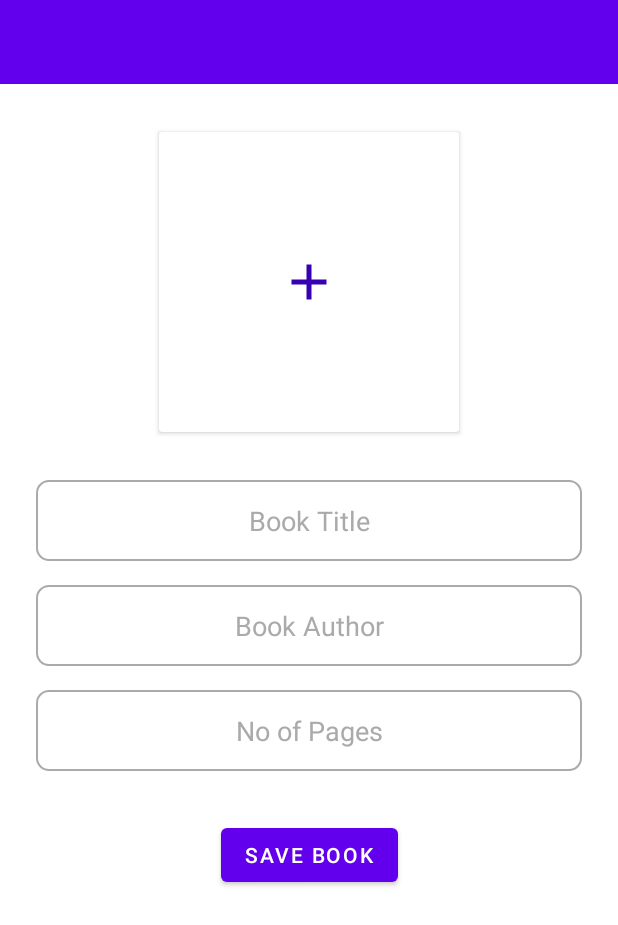
After one commit to emineinan/ReadingHabitTracker, an Android app: the fragment AddBookFragment placed in its activity, on a phone screen of 412 x 824 dp. The commit adds this screen. Shown: the top 925 px of the screen. Run offline under Robolectric (Android 15) with nearby library versions, the phone set to English and light mode, and no system bars; our stand-ins replace Dagger/Hilt's generated code, navigation-ui; libraries missing offline, so code that uses them is left out: com.huawei.agconnect; 5 statements that could not run were skipped.

Commit message:
Create Add Book Screen

```diff
--- /dev/null
+++ b/app/src/main/java/com/hms/readinghabittracker/ui/addingbook/AddBookFragment.kt
@@ -0,0 +1,17 @@
+package com.hms.readinghabittracker.ui.addingbook
+
+import androidx.fragment.app.viewModels
+import androidx.navigation.fragment.navArgs
+import com.hms.readinghabittracker.base.BaseFragment
+import com.hms.readinghabittracker.databinding.FragmentAddBookBinding
+
+class AddBookFragment :
+    BaseFragment<FragmentAddBookBinding, AddBookViewModel>(FragmentAddBookBinding::inflate) {
+
+    override val viewModel: AddBookViewModel by viewModels()
+    private val args: AddBookFragmentArgs by navArgs()
+
+    override fun setupUi() {
+        binding.toolbarAddBook.title = args.collectionName
+    }
+}
--- /dev/null
+++ b/app/src/main/java/com/hms/readinghabittracker/ui/addingbook/AddBookViewModel.kt
@@ -0,0 +1,9 @@
+package com.hms.readinghabittracker.ui.addingbook
+
+import androidx.lifecycle.ViewModel
+import dagger.hilt.android.lifecycle.HiltViewModel
+import javax.inject.Inject
+
+@HiltViewModel
+class AddBookViewModel @Inject constructor() : ViewModel() {
+}
--- a/app/src/main/java/com/hms/readinghabittracker/ui/mybooks/MyBooksFragment.kt
+++ b/app/src/main/java/com/hms/readinghabittracker/ui/mybooks/MyBooksFragment.kt
@@ -43,10 +43,6 @@ class MyBooksFragment() :
 
     override fun onOptionsItemSelected(item: MenuItem): Boolean {
         return when (item.itemId) {
-            R.id.action_add -> {
-                // Navigate to Add Book Fragment
-                true
-            }
             R.id.action_collections -> {
                 findNavController().navigate(R.id.action_myBooksFragment_to_collectionsFragment)
                 true
--- a/app/src/main/java/com/hms/readinghabittracker/ui/mybooks/adapter/MyBooksAdapter.kt
+++ b/app/src/main/java/com/hms/readinghabittracker/ui/mybooks/adapter/MyBooksAdapter.kt
@@ -4,11 +4,14 @@ import android.annotation.SuppressLint
 import android.view.LayoutInflater
 import android.view.View
 import android.view.ViewGroup
+import androidx.navigation.Navigation
+import androidx.navigation.Navigation.findNavController
 import androidx.recyclerview.widget.RecyclerView
 import com.hms.readinghabittracker.R
 import com.hms.readinghabittracker.data.model.Collection
 import com.hms.readinghabittracker.data.model.CollectionUIModel
 import com.hms.readinghabittracker.databinding.MyBooksItemBinding
+import com.hms.readinghabittracker.ui.mybooks.MyBooksFragmentDirections
 
 class MyBooksAdapter() :  //Parent Adapter
     RecyclerView.Adapter<MyBooksAdapter.MyBooksViewHolder>() {
@@ -30,6 +33,11 @@ class MyBooksAdapter() :  //Parent Adapter
             textViewCollectionName.text = collection.name
             val booksAdapter = BookAdapter(collection.books)
             recyclerViewBooks.adapter = booksAdapter
+            imageViewAdd.setOnClickListener {
+                val action =
+                    MyBooksFragmentDirections.actionMyBooksFragmentToAddBookFragment(collection.name)
+                findNavController(imageViewAdd).navigate(action)
+            }
         }
     }
 
--- /dev/null
+++ b/app/src/main/res/layout/fragment_add_book.xml
@@ -0,0 +1,124 @@
+<?xml version="1.0" encoding="utf-8"?>
+<androidx.constraintlayout.widget.ConstraintLayout xmlns:android="http://schemas.android.com/apk/res/android"
+    xmlns:app="http://schemas.android.com/apk/res-auto"
+    xmlns:tools="http://schemas.android.com/tools"
+    android:layout_width="match_parent"
+    android:layout_height="match_parent"
+    tools:context=".ui.addingbook.AddBookFragment">
+
+    <androidx.appcompat.widget.Toolbar
+        android:id="@+id/toolbarAddBook"
+        android:layout_width="match_parent"
+        android:layout_height="wrap_content"
+        android:background="?attr/colorPrimary"
+        android:minHeight="?attr/actionBarSize"
+        android:theme="?attr/actionBarTheme"
+        app:layout_constraintEnd_toEndOf="parent"
+        app:layout_constraintStart_toStartOf="parent"
+        app:layout_constraintTop_toTopOf="parent" />
+
+    <androidx.cardview.widget.CardView
+        android:id="@+id/cardView"
+        android:layout_width="200dp"
+        android:layout_height="200dp"
+        android:layout_marginTop="32dp"
+        android:elevation="10dp"
+        app:layout_constraintEnd_toEndOf="parent"
+        app:layout_constraintStart_toStartOf="parent"
+        app:layout_constraintTop_toBottomOf="@+id/toolbarAddBook">
+
+        <androidx.constraintlayout.widget.ConstraintLayout
+            android:layout_width="match_parent"
+            android:layout_height="match_parent">
+
+            <ImageView
+                android:id="@+id/imageViewBookPhoto"
+                android:layout_width="wrap_content"
+                android:layout_height="wrap_content"
+                android:contentDescription="@string/book"
+                android:visibility="gone"
+                app:layout_constraintBottom_toBottomOf="parent"
+                app:layout_constraintEnd_toEndOf="parent"
+                app:layout_constraintStart_toStartOf="parent"
+                app:layout_constraintTop_toTopOf="parent"
+                tools:src="@tools:sample/avatars" />
+
+            <ImageView
+                android:id="@+id/imageViewAddIcon"
+                android:layout_width="40dp"
+                android:layout_height="40dp"
+                android:contentDescription="@string/add_book"
+                android:src="@drawable/ic_add"
+                app:layout_constraintBottom_toBottomOf="@+id/imageViewBookPhoto"
+                app:layout_constraintEnd_toEndOf="@+id/imageViewBookPhoto"
+                app:layout_constraintStart_toStartOf="@+id/imageViewBookPhoto"
+                app:layout_constraintTop_toTopOf="@+id/imageViewBookPhoto"
+                app:tint="@color/purple_700" />
+        </androidx.constraintlayout.widget.ConstraintLayout>
+    </androidx.cardview.widget.CardView>
+
+    <EditText
+        android:id="@+id/editTextBookTitle"
+        android:layout_width="match_parent"
+        android:layout_height="wrap_content"
+        android:layout_marginStart="24dp"
+        android:layout_marginTop="32dp"
+        android:layout_marginEnd="24dp"
+        android:background="@drawable/background_input_field"
+        android:hint="@string/book_title"
+        android:importantForAutofill="no"
+        android:inputType="text"
+        android:textAlignment="center"
+        android:textColor="@color/black"
+        android:textColorHint="@android:color/darker_gray"
+        app:layout_constraintEnd_toEndOf="parent"
+        app:layout_constraintStart_toStartOf="parent"
+        app:layout_constraintTop_toBottomOf="@+id/cardView" />
+
+    <EditText
+        android:id="@+id/editTextBookAuthor"
+        android:layout_width="match_parent"
+        android:layout_height="wrap_content"
+        android:layout_marginStart="24dp"
+        android:layout_marginTop="16dp"
+        android:layout_marginEnd="24dp"
+        android:background="@drawable/background_input_field"
+        android:hint="@string/book_author"
+        android:importantForAutofill="no"
+        android:inputType="text"
+        android:textAlignment="center"
+        android:textColor="@color/black"
+        android:textColorHint="@android:color/darker_gray"
+        app:layout_constraintEnd_toEndOf="parent"
+        app:layout_constraintStart_toStartOf="parent"
+        app:layout_constraintTop_toBottomOf="@id/editTextBookTitle" />
+
+    <EditText
+        android:id="@+id/editTextNoOfPages"
+        android:layout_width="match_parent"
+        android:layout_height="wrap_content"
+        android:layout_marginStart="24dp"
+        android:layout_marginTop="16dp"
+        android:layout_marginEnd="24dp"
+        android:background="@drawable/background_input_field"
+        android:hint="@string/no_of_pages"
+        android:importantForAutofill="no"
+        android:inputType="text"
+        android:textAlignment="center"
+        android:textColor="@color/black"
+        android:textColorHint="@android:color/darker_gray"
+        app:layout_constraintEnd_toEndOf="parent"
+        app:layout_constraintStart_toStartOf="parent"
+        app:layout_constraintTop_toBottomOf="@id/editTextBookAuthor" />
+
+    <Button
+        android:id="@+id/buttonSaveBook"
+        android:layout_width="wrap_content"
+        android:layout_height="wrap_content"
+        android:layout_marginTop="32dp"
+        android:text="@string/save_book"
+        app:layout_constraintEnd_toEndOf="parent"
+        app:layout_constraintStart_toStartOf="parent"
+        app:layout_constraintTop_toBottomOf="@+id/editTextNoOfPages" />
+
+</androidx.constraintlayout.widget.ConstraintLayout>
--- a/app/src/main/res/layout/my_books_item.xml
+++ b/app/src/main/res/layout/my_books_item.xml
@@ -13,14 +13,30 @@
         app:layout_constraintStart_toStartOf="parent"
         app:layout_constraintTop_toTopOf="parent">
 
+        <LinearLayout
+            android:layout_width="match_parent"
+            android:layout_height="wrap_content"
+            android:gravity="center"
+            android:orientation="horizontal">
+
             <TextView
                 android:id="@+id/textViewCollectionName"
                 android:layout_width="wrap_content"
                 android:layout_height="wrap_content"
+                android:layout_weight="1"
                 android:padding="8dp"
                 android:text="@string/collection_name"
                 android:textSize="16sp"
                 android:textStyle="bold" />
+
+            <ImageView
+                android:id="@+id/imageViewAdd"
+                android:layout_width="24dp"
+                android:layout_height="24dp"
+                app:srcCompat="@drawable/ic_add"
+                app:tint="@color/purple_700" />
+
+        </LinearLayout>
 
         <androidx.recyclerview.widget.RecyclerView
             android:id="@+id/recyclerViewBooks"
--- a/app/src/main/res/menu/my_books_menu.xml
+++ b/app/src/main/res/menu/my_books_menu.xml
@@ -1,11 +1,6 @@
 <?xml version="1.0" encoding="utf-8"?>
 <menu xmlns:android="http://schemas.android.com/apk/res/android"
     xmlns:app="http://schemas.android.com/apk/res-auto">
-    <item
-        android:id="@+id/action_add"
-        android:icon="@drawable/ic_add"
-        android:title="@string/add_book"
-        app:showAsAction="ifRoom" />
     <item
         android:id="@+id/action_collections"
         android:icon="@drawable/ic_collections"
--- a/app/src/main/res/navigation/nav_graph.xml
+++ b/app/src/main/res/navigation/nav_graph.xml
@@ -13,6 +13,9 @@
         <action
             android:id="@+id/action_myBooksFragment_to_collectionsFragment"
             app:destination="@id/collectionsFragment" />
+        <action
+            android:id="@+id/action_myBooksFragment_to_addBookFragment"
+            app:destination="@id/addBookFragment" />
     </fragment>
     <fragment
         android:id="@+id/loginFragment"
@@ -67,4 +70,13 @@
         android:name="com.hms.readinghabittracker.ui.collections.CollectionsFragment"
         android:label="fragment_collections"
         tools:layout="@layout/fragment_collections" />
+    <fragment
+        android:id="@+id/addBookFragment"
+        android:name="com.hms.readinghabittracker.ui.addingbook.AddBookFragment"
+        android:label="fragment_add_book"
+        tools:layout="@layout/fragment_add_book" >
+        <argument
+            android:name="collectionName"
+            app:argType="string" />
+    </fragment>
 </navigation>
--- a/app/src/main/res/values/strings.xml
+++ b/app/src/main/res/values/strings.xml
@@ -25,4 +25,10 @@
     <string name="my_books">My Books</string>
     <string name="add_book">Add Book</string>
 
+    <!-- Add Book-->
+    <string name="book_title">Book Title</string>
+    <string name="book_author">Book Author</string>
+    <string name="no_of_pages">No of Pages</string>
+    <string name="save_book">Save Book</string>
+
 </resources>
--- a/app/src/main/res/values/themes.xml
+++ b/app/src/main/res/values/themes.xml
@@ -12,5 +12,7 @@
         <!-- Status bar color. -->
         <item name="android:statusBarColor" tools:targetApi="l">?attr/colorPrimaryVariant</item>
         <!-- Customize your theme here. -->
+        <item name="windowActionBar">false</item>
+        <item name="windowNoTitle">true</item>
     </style>
 </resources>
```
Lines whose indentation alone changed are shown as unchanged.
